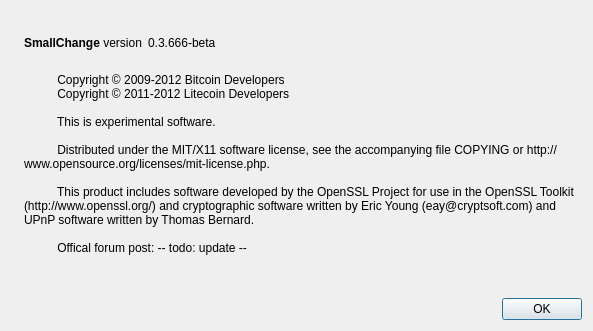
The window that src/qt/forms/aboutdialog.ui (SconeDawg1/dora) describes before a commit, drawn with Qt 5.
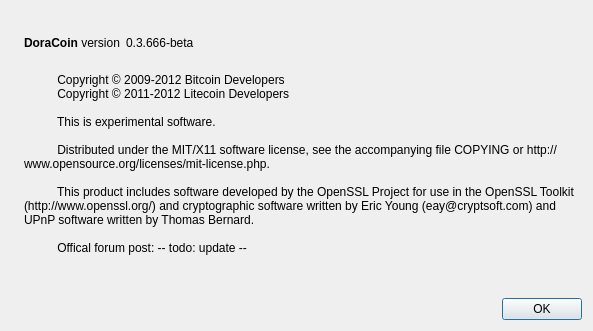
The same window after the commit. Icons and pictures are not drawn.

What changed in the file:
```diff
--- a/src/qt/forms/aboutdialog.ui
+++ b/src/qt/forms/aboutdialog.ui
@@ -50,7 +50,7 @@
           <cursorShape>IBeamCursor</cursorShape>
          </property>
          <property name="text">
-          <string>&lt;b&gt;SmallChange&lt;/b&gt; version</string>
+          <string>&lt;b&gt;DoraCoin&lt;/b&gt; version</string>
          </property>
          <property name="textInteractionFlags">
           <set>Qt::LinksAccessibleByMouse|Qt::TextSelectableByKeyboard|Qt::TextSelectableByMouse</set>
```
Left out of the diff: 2 changed lines with no effect on the pictures.
